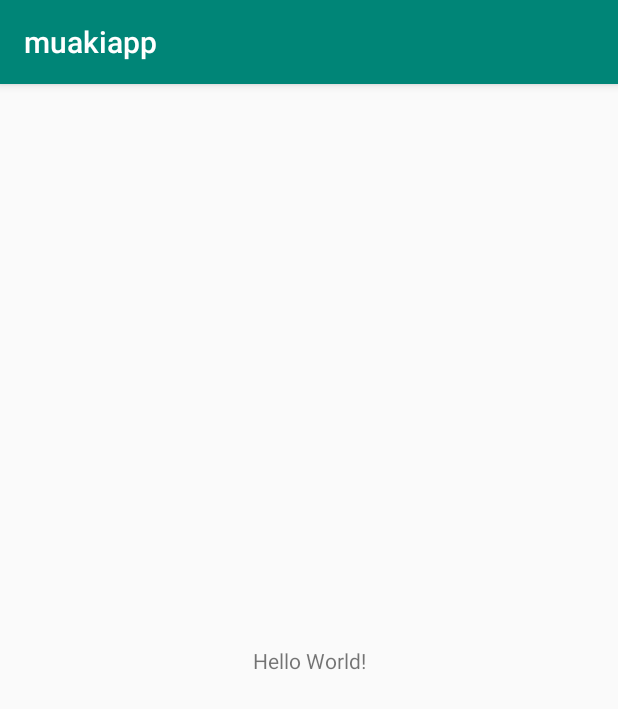
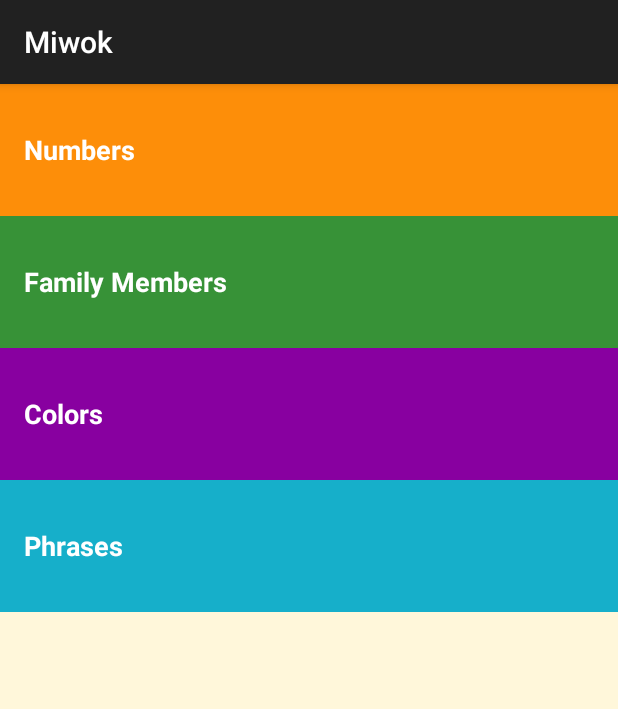
Before and after one commit to poncerapha/muakiapp, an Android app: the screen it shows after launch (MainActivity), on a phone screen of 412 x 824 dp. Shown: the top 709 px of the screen. Run offline under Robolectric (Android 15) with nearby library versions, the phone set to English and light mode, and no system bars.

Commit message:
Primeiro commit

```diff
--- a/app/src/main/res/layout/activity_main.xml
+++ b/app/src/main/res/layout/activity_main.xml
@@ -1,18 +1,35 @@
 <?xml version="1.0" encoding="utf-8"?>
-<androidx.constraintlayout.widget.ConstraintLayout xmlns:android="http://schemas.android.com/apk/res/android"
-    xmlns:app="http://schemas.android.com/apk/res-auto"
+<LinearLayout
+    xmlns:android="http://schemas.android.com/apk/res/android"
     xmlns:tools="http://schemas.android.com/tools"
     android:layout_width="match_parent"
     android:layout_height="match_parent"
-    tools:context=".MainActivity">
+    android:background="@color/tan_background"
+    android:orientation="vertical"
+    tools:context="com.example.muakiapp.MainActivity">
 
     <TextView
-        android:layout_width="wrap_content"
-        android:layout_height="wrap_content"
-        android:text="Hello World!"
-        app:layout_constraintBottom_toBottomOf="parent"
-        app:layout_constraintLeft_toLeftOf="parent"
-        app:layout_constraintRight_toRightOf="parent"
-        app:layout_constraintTop_toTopOf="parent" />
+        android:id="@+id/numbers"
+        style="@style/CategoryStyle"
+        android:background="@color/category_numbers"
+        android:text="@string/category_numbers" />
 
-</androidx.constraintlayout.widget.ConstraintLayout>
+    <TextView
+        android:id="@+id/family"
+        style="@style/CategoryStyle"
+        android:background="@color/category_family"
+        android:text="@string/category_family" />
+
+    <TextView
+        android:id="@+id/colors"
+        style="@style/CategoryStyle"
+        android:background="@color/category_colors"
+        android:text="@string/category_colors" />
+
+    <TextView
+        android:id="@+id/phrases"
+        style="@style/CategoryStyle"
+        android:background="@color/category_phrases"
+        android:text="@string/category_phrases" />
+
+</LinearLayout>
--- a/app/src/main/res/values/colors.xml
+++ b/app/src/main/res/values/colors.xml
@@ -1,6 +1,23 @@
 <?xml version="1.0" encoding="utf-8"?>
 <resources>
-    <color name="colorPrimary">#008577</color>
-    <color name="colorPrimaryDark">#00574B</color>
-    <color name="colorAccent">#D81B60</color>
+    <!-- Primary color of the app (shown in the app bar) -->
+    <color name="primary_color">#4A312A</color>
+
+    <!-- Primary dark color of the app (shown in the status bar) -->
+    <color name="primary_dark_color">#2F1D1A</color>
+
+    <!-- Background color for app -->
+    <color name="tan_background">#FFF7DA</color>
+
+    <!-- Background color for the numbers category -->
+    <color name="category_numbers">#FD8E09</color>
+
+    <!-- Background color for the family members category -->
+    <color name="category_family">#379237</color>
+
+    <!-- Background color for the colors category -->
+    <color name="category_colors">#8800A0</color>
+
+    <!-- Background color for the phrases category -->
+    <color name="category_phrases">#16AFCA</color>
 </resources>
--- /dev/null
+++ b/app/src/main/res/values/dimens.xml
@@ -0,0 +1,8 @@
+<?xml version="1.0" encoding="utf-8"?>
+<resources>
+    <!-- Height of each list item -->
+    <dimen name="list_item_height">88dp</dimen>
+    <!-- Default screen margins, per the Android Design guidelines. -->
+    <dimen name="activity_horizontal_margin">16dp</dimen>
+    <dimen name="activity_vertical_margin">16dp</dimen>
+</resources>
--- a/app/src/main/res/values/strings.xml
+++ b/app/src/main/res/values/strings.xml
@@ -1,3 +1,16 @@
 <resources>
-    <string name="app_name">muakiapp</string>
+    <!-- Title for the application. [CHAR LIMIT=12] -->
+    <string name="app_name">Miwok</string>
+
+    <!-- Category name for phrases [CHAR LIMIT=20] -->
+    <string name="category_phrases">Phrases</string>
+
+    <!-- Category name for the vocabulary words for colors [CHAR LIMIT=20] -->
+    <string name="category_colors">Colors</string>
+
+    <!-- Category name for the vocabulary words for numbers [CHAR LIMIT=20] -->
+    <string name="category_numbers">Numbers</string>
+
+    <!-- Category name for the vocabulary words for family members [CHAR LIMIT=20] -->
+    <string name="category_family">Family Members</string>
 </resources>
--- a/app/src/main/res/values/styles.xml
+++ b/app/src/main/res/values/styles.xml
@@ -3,9 +3,17 @@
     <!-- Base application theme. -->
     <style name="AppTheme" parent="Theme.AppCompat.Light.DarkActionBar">
         <!-- Customize your theme here. -->
-        <item name="colorPrimary">@color/colorPrimary</item>
-        <item name="colorPrimaryDark">@color/colorPrimaryDark</item>
-        <item name="colorAccent">@color/colorAccent</item>
+
+    </style>
+
+    <style name="CategoryStyle">
+        <item name="android:layout_width">match_parent</item>
+        <item name="android:layout_height">@dimen/list_item_height</item>
+        <item name="android:gravity">center_vertical</item>
+        <item name="android:padding">16dp</item>
+        <item name="android:textColor">@android:color/white</item>
+        <item name="android:textStyle">bold</item>
+        <item name="android:textAppearance">?android:textAppearanceMedium</item>
     </style>
 
 </resources>
```
